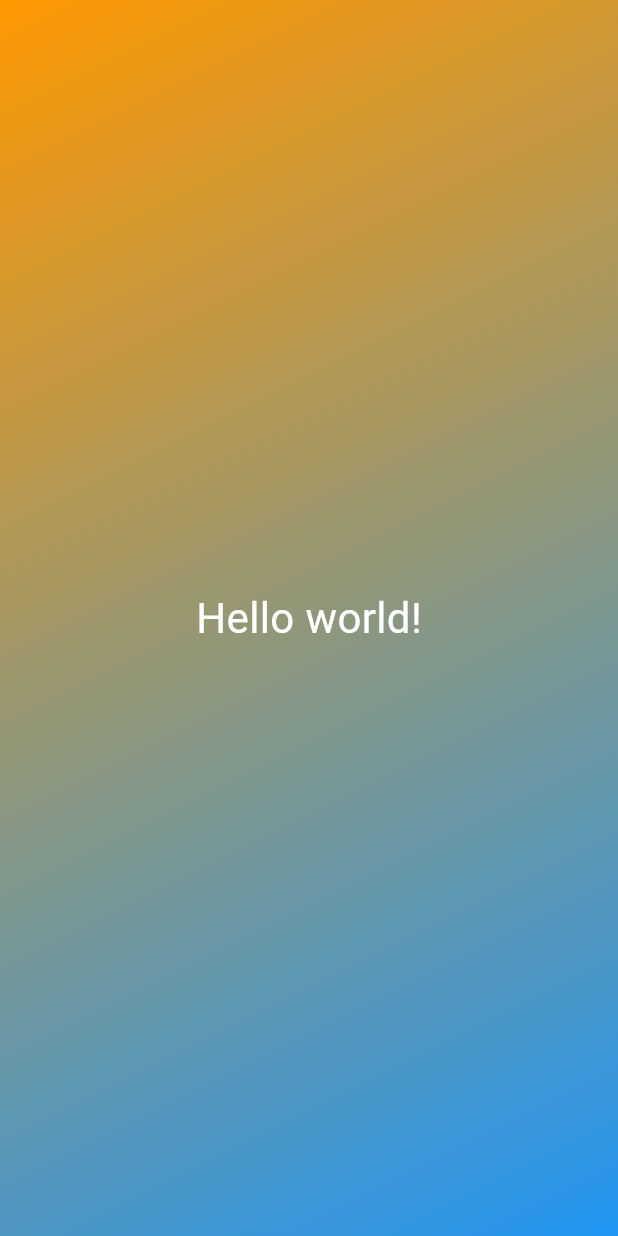
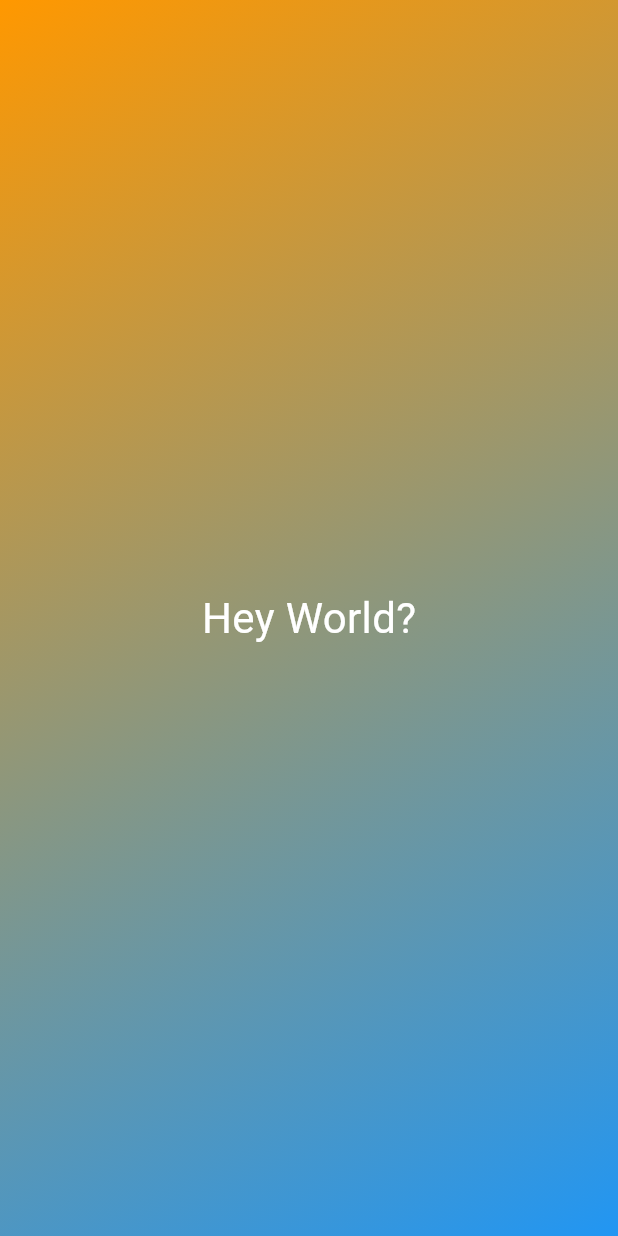
Before and after one commit to weitecklee/dice_app, a Flutter app: the screen it shows after launch, on a phone screen of 412 x 824 dp. Run offline on Flutter 3.47's test engine with Material 3 defaults, Android fonts, the phone set to English and light mode, and no system bars.

Commit message:
StyledText now reusable

```diff
--- a/lib/gradient_container.dart
+++ b/lib/gradient_container.dart
@@ -18,7 +18,7 @@ class GradientContainer extends StatelessWidget {
         ),
       ),
       child: const Center(
-        child: StyledText(),
+        child: StyledText('Hey World?'),
       ),
     );
   }
--- a/lib/styled_text.dart
+++ b/lib/styled_text.dart
@@ -1,13 +1,15 @@
 import 'package:flutter/material.dart';
 
 class StyledText extends StatelessWidget {
-  const StyledText({super.key});
+  const StyledText(this.text, {super.key});
+
+  final String text;
 
   @override
   Widget build(BuildContext context) {
-    return const Text(
-      'Hello world!',
-      style: TextStyle(
+    return Text(
+      text,
+      style: const TextStyle(
         fontSize: 28.0,
         color: Colors.white,
       ),
```
